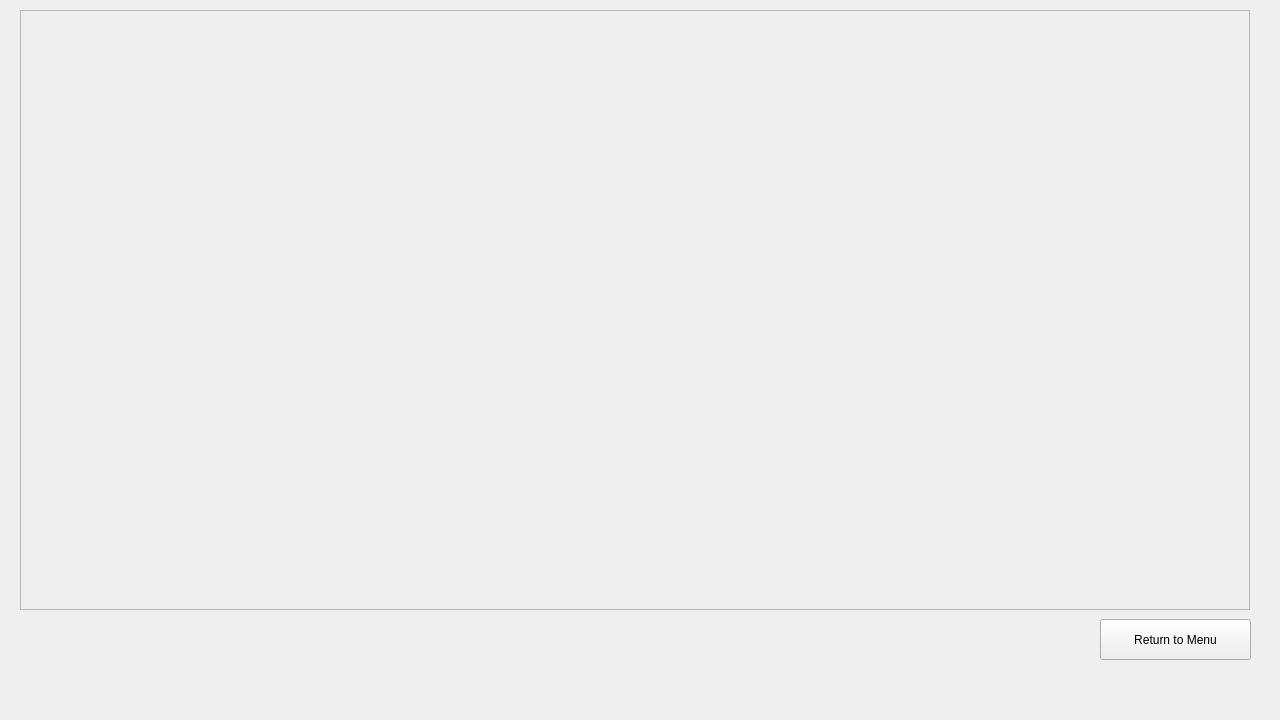
First picture: the form in Project/SurveyV2/survey_base_V4/survey_base/surveylistchild.ui, repository Bhitt/Hitt_Branden_CIS17B_48037, before the edit.
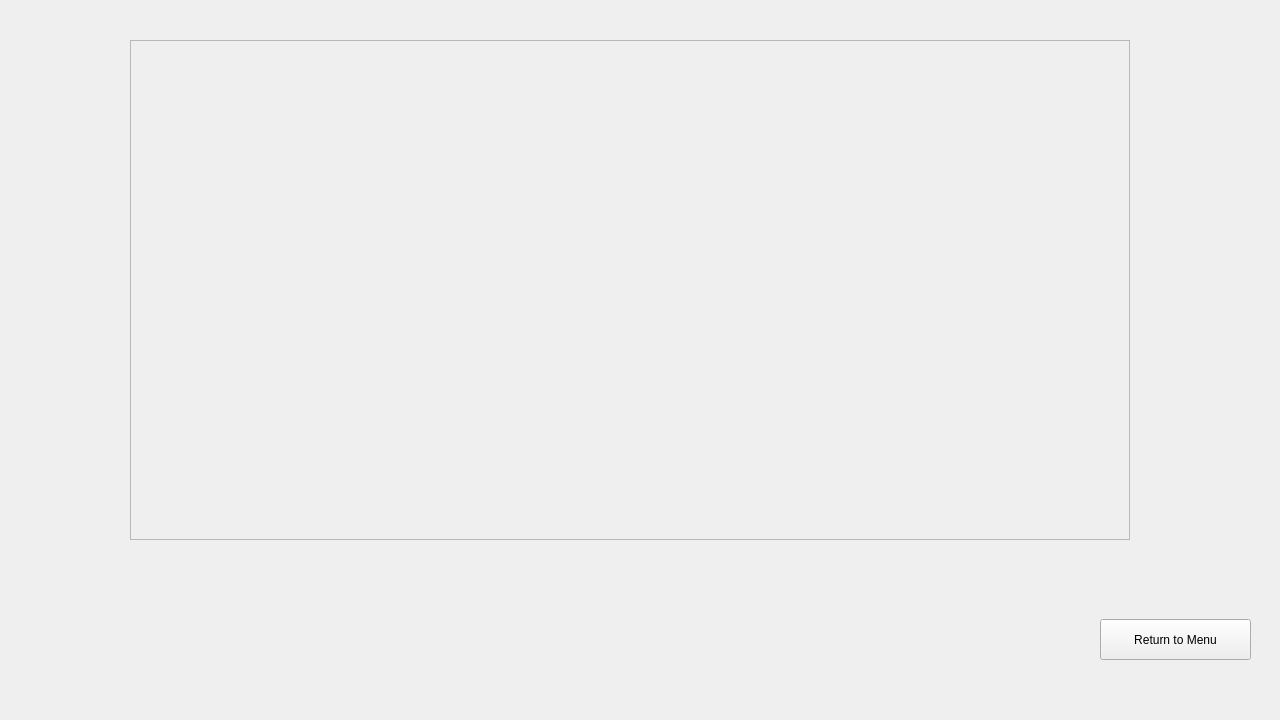
Second picture: the form after the edit. Icons and pictures are not drawn. Custom widgets are drawn as their Qt base class.

Commit message: Survey design added (needs regex tip/font changes/button backgrounds)

What changed in the file:
```diff
--- a/Project/SurveyV2/survey_base_V4/survey_base/surveylistchild.ui
+++ b/Project/SurveyV2/survey_base_V4/survey_base/surveylistchild.ui
@@ -25,13 +25,18 @@
   <property name="windowTitle">
    <string>MainWindow</string>
   </property>
+  <property name="styleSheet">
+   <string notr="true">#SurveyListChild{
+background-image: url(:/res/images/bg2.jpg);
+}</string>
+  </property>
   <widget class="QScrollArea" name="scrollArea">
    <property name="geometry">
     <rect>
-     <x>20</x>
-     <y>10</y>
-     <width>1230</width>
-     <height>600</height>
+     <x>130</x>
+     <y>40</y>
+     <width>1000</width>
+     <height>500</height>
     </rect>
    </property>
    <property name="horizontalScrollBarPolicy">
@@ -45,8 +50,8 @@
      <rect>
       <x>0</x>
       <y>0</y>
-      <width>1228</width>
-      <height>598</height>
+      <width>998</width>
+      <height>498</height>
      </rect>
     </property>
    </widget>
```
The commit also changes 67 other files.
